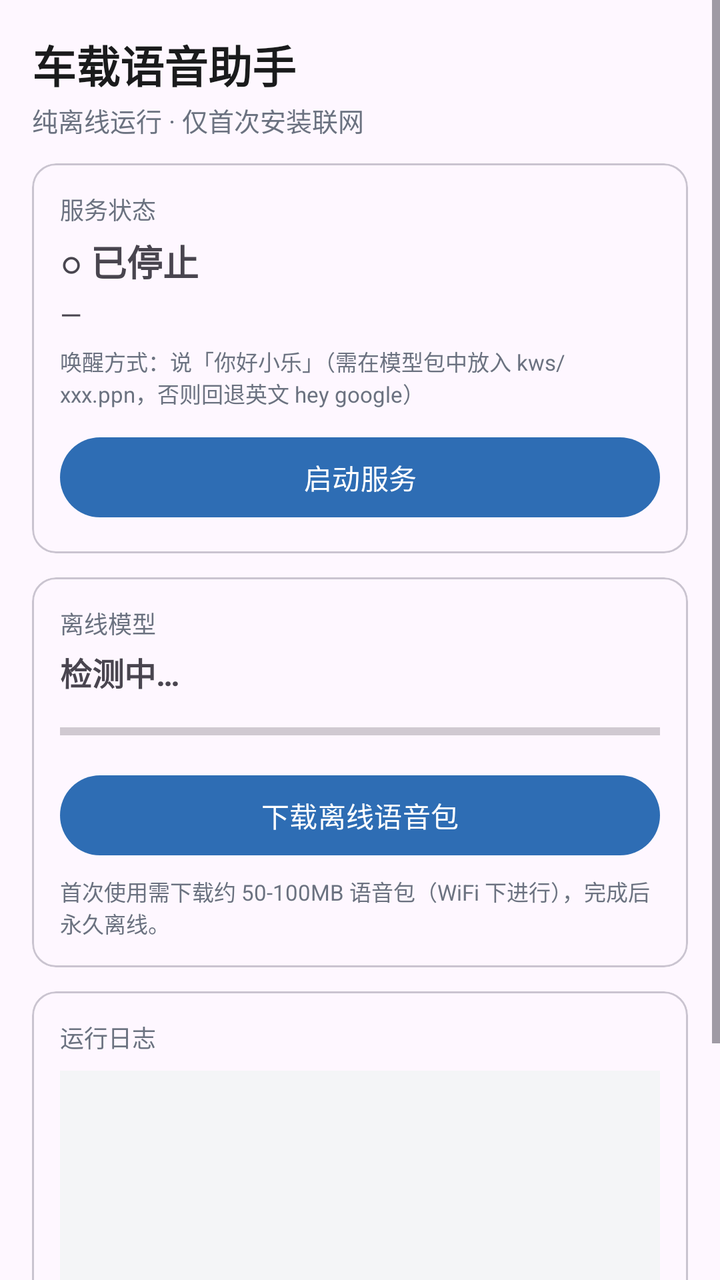
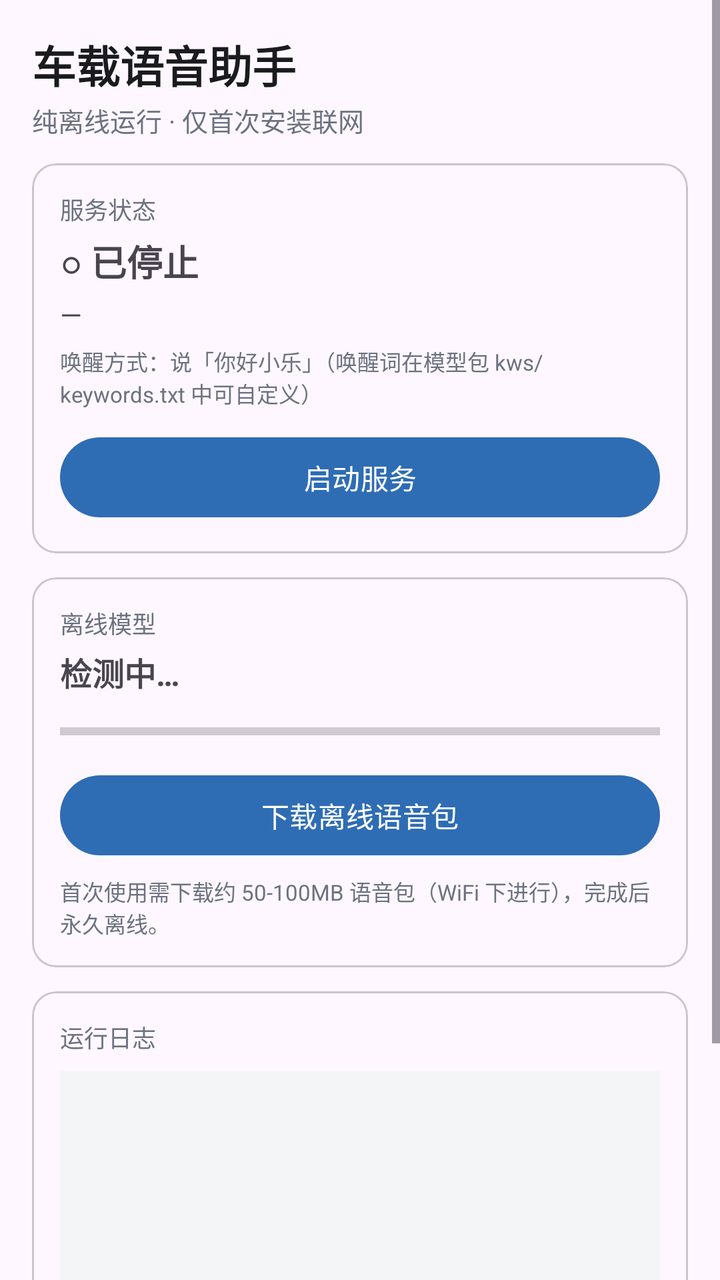

Compare the two renders of this Android layout. The source of the first and the diff that turns it into the second are given below.
<!-- AndroidManifest.xml: application theme Theme.CarVoiceAssistant -->
<!-- res/layout/activity_main.xml -->
<?xml version="1.0" encoding="utf-8"?>
<ScrollView xmlns:android="http://schemas.android.com/apk/res/android"
    android:layout_width="match_parent"
    android:layout_height="match_parent"
    android:fillViewport="true">

    <LinearLayout
        android:layout_width="match_parent"
        android:layout_height="wrap_content"
        android:orientation="vertical"
        android:padding="16dp">

        
        <TextView
            android:layout_width="wrap_content"
            android:layout_height="wrap_content"
            android:text="@string/app_name"
            android:textSize="22sp"
            android:textStyle="bold"
            android:textColor="#1A1B1C" />

        <TextView
            android:layout_width="wrap_content"
            android:layout_height="wrap_content"
            android:text="纯离线运行 · 仅首次安装联网"
            android:textSize="13sp"
            android:textColor="#6B7280"
            android:layout_marginTop="2dp"
            android:layout_marginBottom="12dp" />

        
        <com.google.android.material.card.MaterialCardView
            android:layout_width="match_parent"
            android:layout_height="wrap_content"
            android:layout_marginBottom="12dp">

            <LinearLayout
                android:layout_width="match_parent"
                android:layout_height="wrap_content"
                android:orientation="vertical"
                android:padding="14dp">

                <TextView
                    android:layout_width="wrap_content"
                    android:layout_height="wrap_content"
                    android:text="服务状态"
                    android:textSize="12sp"
                    android:textColor="#6B7280" />

                <TextView
                    android:id="@+id/tvServiceState"
                    android:layout_width="wrap_content"
                    android:layout_height="wrap_content"
                    android:text="○ 已停止"
                    android:textSize="18sp"
                    android:textStyle="bold"
                    android:layout_marginTop="4dp" />

                <TextView
                    android:id="@+id/tvVoiceState"
                    android:layout_width="wrap_content"
                    android:layout_height="wrap_content"
                    android:text="—"
                    android:textSize="14sp"
                    android:layout_marginTop="4dp" />

                <TextView
                    android:layout_width="wrap_content"
                    android:layout_height="wrap_content"
                    android:text="唤醒方式：说「你好小乐」（需在模型包中放入 kws/xxx.ppn，否则回退英文 hey google）"
                    android:textSize="11sp"
                    android:textColor="#6B7280"
                    android:layout_marginTop="6dp" />

                <com.google.android.material.button.MaterialButton
                    android:id="@+id/btnToggleService"
                    android:layout_width="match_parent"
                    android:layout_height="wrap_content"
                    android:text="启动服务"
                    android:layout_marginTop="10dp" />
            </LinearLayout>
        </com.google.android.material.card.MaterialCardView>

        
        <com.google.android.material.card.MaterialCardView
            android:layout_width="match_parent"
            android:layout_height="wrap_content"
            android:layout_marginBottom="12dp">

            <LinearLayout
                android:layout_width="match_parent"
                android:layout_height="wrap_content"
                android:orientation="vertical"
                android:padding="14dp">

                <TextView
                    android:layout_width="wrap_content"
                    android:layout_height="wrap_content"
                    android:text="离线模型"
                    android:textSize="12sp"
                    android:textColor="#6B7280" />

                <TextView
                    android:id="@+id/tvModelState"
                    android:layout_width="wrap_content"
                    android:layout_height="wrap_content"
                    android:text="检测中…"
                    android:textSize="16sp"
                    android:textStyle="bold"
                    android:layout_marginTop="4dp" />

                <ProgressBar
                    android:id="@+id/progressDownload"
                    style="?android:attr/progressBarStyleHorizontal"
                    android:layout_width="match_parent"
                    android:layout_height="wrap_content"
                    android:layout_marginTop="10dp" />

                <com.google.android.material.button.MaterialButton
                    android:id="@+id/btnDownload"
                    android:layout_width="match_parent"
                    android:layout_height="wrap_content"
                    android:text="下载离线语音包"
                    android:layout_marginTop="10dp" />

                <TextView
                    android:layout_width="wrap_content"
                    android:layout_height="wrap_content"
                    android:text="首次使用需下载约 50-100MB 语音包（WiFi 下进行），完成后永久离线。"
                    android:textSize="11sp"
                    android:textColor="#6B7280"
                    android:layout_marginTop="6dp" />
            </LinearLayout>
        </com.google.android.material.card.MaterialCardView>

        
        <com.google.android.material.card.MaterialCardView
            android:layout_width="match_parent"
            android:layout_height="wrap_content">

            <LinearLayout
                android:layout_width="match_parent"
                android:layout_height="wrap_content"
                android:orientation="vertical"
                android:padding="14dp">

                <TextView
                    android:layout_width="wrap_content"
                    android:layout_height="wrap_content"
                    android:text="运行日志"
                    android:textSize="12sp"
                    android:textColor="#6B7280" />

                <ScrollView
                    android:id="@+id/scrollLog"
                    android:layout_width="match_parent"
                    android:layout_height="220dp"
                    android:layout_marginTop="8dp"
                    android:background="#F4F5F7"
                    android:padding="8dp">

                    <TextView
                        android:id="@+id/tvLog"
                        android:layout_width="match_parent"
                        android:layout_height="wrap_content"
                        android:textSize="12sp"
                        android:fontFamily="monospace"
                        android:textColor="#1A1B1C" />
                </ScrollView>
            </LinearLayout>
        </com.google.android.material.card.MaterialCardView>

    </LinearLayout>
</ScrollView>
<!-- resources referenced by this layout -->
<resources>
  <string name="app_name">车载语音助手</string>
  <style name="Theme.CarVoiceAssistant" parent="Theme.Material3.DayNight.NoActionBar">
          <item name="colorPrimary">@color/brand_blue</item>
          <item name="android:statusBarColor">@color/brand_blue</item>
      </style>
  <color name="brand_blue">#2E6DB4</color>
</resources>

<!-- the commit's change to res/layout/activity_main.xml (unified diff, before → after) -->
@@ -67,7 +67,7 @@
                 <TextView
                     android:layout_width="wrap_content"
                     android:layout_height="wrap_content"
-                    android:text="唤醒方式：说「你好小乐」（需在模型包中放入 kws/xxx.ppn，否则回退英文 hey google）"
+                    android:text="唤醒方式：说「你好小乐」（唤醒词在模型包 kws/keywords.txt 中可自定义）"
                     android:textSize="11sp"
                     android:textColor="#6B7280"
                     android:layout_marginTop="6dp" />
@@ -164,7 +164,7 @@
                         android:layout_width="match_parent"
                         android:layout_height="wrap_content"
                         android:textSize="12sp"
-                        android:fontFamily="monospace"
+                        android:typeface="monospace"
                         android:textColor="#1A1B1C" />
                 </ScrollView>
             </LinearLayout>
